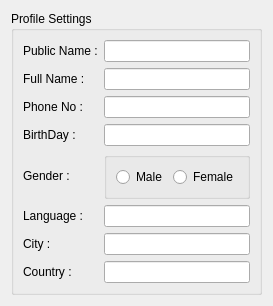
Qt form src/qt/ui/profile_settings.ui (maidsafe-archive/MaidSafe-Encrypt) before a commit.
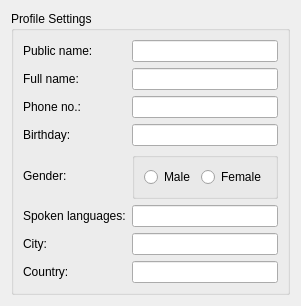
The same form after that commit.

Commit message: Amended text strings in PD, re-generated language files, various small fixes.

The edit to the form file:
```diff
--- a/src/qt/ui/profile_settings.ui
+++ b/src/qt/ui/profile_settings.ui
@@ -23,7 +23,7 @@
       <item row="1" column="0">
        <widget class="QLabel" name="label">
         <property name="text">
-         <string>Full Name :</string>
+         <string>Full name:</string>
         </property>
        </widget>
       </item>
@@ -33,7 +33,7 @@
       <item row="2" column="0">
        <widget class="QLabel" name="label_2">
         <property name="text">
-         <string>Phone No :</string>
+         <string>Phone no.:</string>
         </property>
        </widget>
       </item>
@@ -43,7 +43,7 @@
       <item row="3" column="0">
        <widget class="QLabel" name="label_3">
         <property name="text">
-         <string>BirthDay :</string>
+         <string>Birthday:</string>
         </property>
        </widget>
       </item>
@@ -53,14 +53,14 @@
       <item row="4" column="0">
        <widget class="QLabel" name="label_4">
         <property name="text">
-         <string>Gender : </string>
+         <string>Gender:</string>
         </property>
        </widget>
       </item>
       <item row="5" column="0">
        <widget class="QLabel" name="label_5">
         <property name="text">
-         <string>Language :</string>
+         <string>Spoken languages:</string>
         </property>
        </widget>
       </item>
@@ -70,7 +70,7 @@
       <item row="6" column="0">
        <widget class="QLabel" name="label_6">
         <property name="text">
-         <string>City : </string>
+         <string>City:</string>
         </property>
        </widget>
       </item>
@@ -80,7 +80,7 @@
       <item row="7" column="0">
        <widget class="QLabel" name="label_7">
         <property name="text">
-         <string>Country : </string>
+         <string>Country:</string>
         </property>
        </widget>
       </item>
@@ -129,7 +129,7 @@
       <item row="0" column="0">
        <widget class="QLabel" name="label_8">
         <property name="text">
-         <string>Public Name :</string>
+         <string>Public name:</string>
         </property>
        </widget>
       </item>
```
The commit also changes 44 other files.
